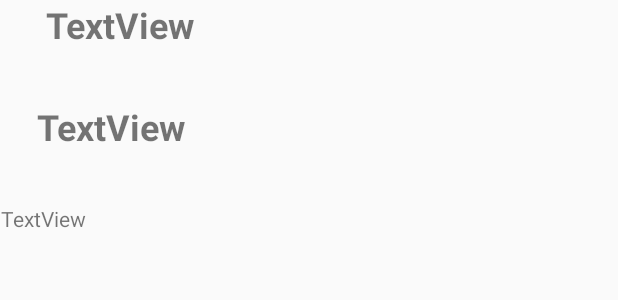
After one commit to MANBEERGIL/C0768706_W2020_MAD3125_FP, an Android app: the layout bill_list.xml on its own in the app's theme, with its tools: preview values and no code run, on a phone screen of 412 x 824 dp. The commit adds this screen. Shown: the top 300 px of the screen. Run offline under Robolectric (Android 15) with nearby library versions, the phone set to English and light mode, and no system bars.

Commit message:
add bill_list activity

```diff
--- a/app/src/main/java/models/Customers.java
+++ b/app/src/main/java/models/Customers.java
@@ -6,7 +6,6 @@ import android.os.Parcelable;
 
 import androidx.annotation.RequiresApi;
 
-import java.io.Serializable;
 import java.util.ArrayList;
 import java.util.Collection;
 import java.util.HashMap;
@@ -30,6 +29,7 @@ public class Customers implements Parcelable {
         this.email = email;
         this.birthDate= dob;
         this.gender = gender;
+        this.fullName = getFullName();
     }
 
 
--- a/app/src/main/java/ui/AddNewHydroBillActivity.java
+++ b/app/src/main/java/ui/AddNewHydroBillActivity.java
@@ -47,7 +47,7 @@ public class AddNewHydroBillActivity extends AppCompatActivity {
         text_agency = findViewById(R.id.text_agency);
         text_units = findViewById(R.id.text_units);
         btn_hydro = findViewById(R.id.btn_hydro);
-//        dataobj = Singleton.getInstance().getAllCustomers().get(getIntent().getIntExtra("customers",selection));
+       dataobj = Singleton.getInstance().getAllCustomers().get(getIntent().getIntExtra("customers",selection));
         btn_hydro.setOnClickListener(new View.OnClickListener() {
             @Override
             public void onClick(View v) {
@@ -106,9 +106,9 @@ public class AddNewHydroBillActivity extends AppCompatActivity {
                 case R.id.back:
                     Intent cIntent = new Intent(AddNewHydroBillActivity.this, ShowBillDetailsActivity.class);
                     startActivity(cIntent);
-                    break;
+                default:
+                    return super.onOptionsItemSelected(item);
             }
-            return super.onOptionsItemSelected(item);
         }
 
 }
--- /dev/null
+++ b/app/src/main/res/layout/bill_list.xml
@@ -0,0 +1,41 @@
+<?xml version="1.0" encoding="utf-8"?>
+<androidx.constraintlayout.widget.ConstraintLayout
+        xmlns:android="http://schemas.android.com/apk/res/android"
+        xmlns:app="http://schemas.android.com/apk/res-auto"
+        xmlns:tools="http://schemas.android.com/tools"
+        android:layout_width="match_parent" android:layout_height="match_parent">
+
+    <TextView
+            android:id="@+id/textView1"
+            android:layout_width="411dp"
+            android:layout_height="60dp"
+            android:text="     TextView"
+            android:textSize="24sp"
+            android:textStyle="bold"
+            app:layout_constraintEnd_toEndOf="parent"
+            app:layout_constraintStart_toStartOf="parent"
+            app:layout_constraintTop_toTopOf="parent" />
+
+    <TextView
+            android:id="@+id/textView2"
+            android:layout_width="411dp"
+            android:layout_height="60dp"
+            android:layout_marginTop="8dp"
+            android:text="    TextView"
+            android:textSize="24sp"
+            android:textStyle="bold"
+            app:layout_constraintEnd_toEndOf="parent"
+            app:layout_constraintStart_toStartOf="parent"
+            app:layout_constraintTop_toBottomOf="@+id/textView1" />
+
+    <TextView
+            android:id="@+id/textView3"
+            android:layout_width="411dp"
+            android:layout_height="60dp"
+            android:layout_marginTop="8dp"
+            android:text="TextView"
+            app:layout_constraintEnd_toEndOf="parent"
+            app:layout_constraintStart_toStartOf="parent"
+            app:layout_constraintTop_toBottomOf="@+id/textView2" />
+
+</androidx.constraintlayout.widget.ConstraintLayout>
```
Also changed, not shown: app/src/main/java/adapter/BillAdapter.java (added, +64 -0 lines), app/src/main/java/adapter/CustomerAdapter.java (+7 -3 lines), app/src/main/java/models/Singleton.java (+4 -4 lines), app/src/main/java/ui/AddNewInternetBillActivity.java (+7 -7 lines), app/src/main/java/ui/AddNewMobileBillActivity.java (+5 -6 lines), app/src/main/java/ui/CustomerListActivity.java (+5 -10 lines), app/src/main/java/ui/ShowBillDetailsActivity.java (+18 -13 lines).
